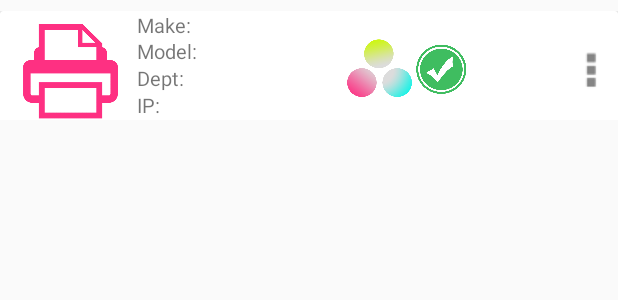
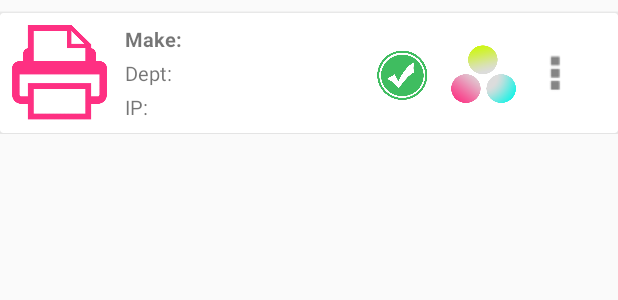
Before and after one commit to jmadrid1/Prinventory-Kotlin, an Android app: the layout list_row_printer.xml on its own in the app's theme, with its tools: preview values and no code run, on a phone screen of 412 x 824 dp. Shown: the top 300 px of the screen. Run offline under Robolectric (Android 15) with nearby library versions, the light colour scheme and no system bars.

Commit message:
Changed list_row_printer's layout to ConstraintLayout for Printer Activity's Recyclerview items.

```diff
--- a/app/src/main/res/layout/list_row_printer.xml
+++ b/app/src/main/res/layout/list_row_printer.xml
@@ -1,16 +1,20 @@
 <?xml version="1.0" encoding="utf-8"?>
-<LinearLayout xmlns:android="http://schemas.android.com/apk/res/android"
+<android.support.constraint.ConstraintLayout
+    xmlns:android="http://schemas.android.com/apk/res/android"
     xmlns:app="http://schemas.android.com/apk/res-auto"
     android:orientation="vertical"
     android:layout_width="match_parent"
-    android:layout_height="80dp"
+    android:layout_height="89dp"
     android:paddingTop="7dp">
 
     <android.support.v7.widget.CardView
         android:layout_width="match_parent"
-        android:layout_height="80dp">
+        android:layout_height="80dp"
+        android:layout_marginTop="1dp"
+        android:orientation="vertical"
+        app:layout_constraintTop_toTopOf="parent">
 
-        <RelativeLayout
+        <android.support.constraint.ConstraintLayout
             android:layout_width="match_parent"
             android:layout_height="match_parent">
 
@@ -18,66 +22,85 @@
                 android:id="@+id/row_printer_icon"
                 android:layout_width="63dp"
                 android:layout_height="63dp"
-                android:layout_marginLeft="15dp"
-                android:layout_marginStart="15dp"
-                app:srcCompat="@drawable/ic_printer"
-                android:layout_alignBottom="@+id/row_printer_ip"
-                android:layout_alignParentLeft="true"
-                android:layout_alignParentStart="true" />
+                android:layout_marginStart="8dp"
+                android:layout_marginLeft="8dp"
+                android:layout_marginTop="8dp"
+                android:layout_marginBottom="8dp"
+                app:layout_constraintBottom_toBottomOf="parent"
+                app:layout_constraintStart_toStartOf="parent"
+                app:layout_constraintTop_toTopOf="parent"
+                app:layout_constraintVertical_bias="0.0"
+                app:srcCompat="@drawable/ic_printer" />
 
             <TextView
                 android:id="@+id/row_printer_make"
-                android:layout_width="188dp"
+                android:layout_width="wrap_content"
                 android:layout_height="wrap_content"
-                android:layout_alignParentLeft="true"
-                android:layout_alignParentStart="true"
-                android:layout_marginLeft="91dp"
-                android:layout_marginTop="0dp"
+                android:layout_marginStart="12dp"
+                android:layout_marginLeft="12dp"
+                android:layout_marginTop="8dp"
                 android:text="@string/list_printer_design_make"
-                android:textSize="13sp" />
-
-            <TextView
-                android:id="@+id/row_printer_model"
-                android:layout_width="188dp"
-                android:layout_height="wrap_content"
-                android:layout_marginLeft="91dp"
-                android:layout_marginTop="17dp"
-                android:text="@string/list_printer_design_model"
-                android:textSize="13sp" />
+                android:textSize="13sp"
+                android:textStyle="bold"
+                app:layout_constraintStart_toEndOf="@+id/row_printer_icon"
+                app:layout_constraintTop_toTopOf="parent" />
 
 
             <TextView
                 android:id="@+id/row_printer_dept"
-                android:layout_width="188dp"
+                android:layout_width="wrap_content"
                 android:layout_height="wrap_content"
-                android:layout_marginLeft="91dp"
-                android:layout_marginTop="35dp"
+                android:layout_marginStart="12dp"
+                android:layout_marginLeft="12dp"
+                android:layout_marginTop="8dp"
+                android:layout_marginBottom="8dp"
                 android:text="@string/list_printer_design_dept"
-                android:textSize="13sp" />
+                android:textSize="13sp"
+                app:layout_constraintBottom_toBottomOf="parent"
+                app:layout_constraintStart_toEndOf="@+id/row_printer_icon"
+                app:layout_constraintTop_toTopOf="parent" />
 
             <TextView
                 android:id="@+id/row_printer_ip"
-                android:layout_width="188dp"
+                android:layout_width="wrap_content"
                 android:layout_height="wrap_content"
-                android:layout_marginLeft="91dp"
-                android:layout_marginTop="53dp"
+                android:layout_marginStart="12dp"
+                android:layout_marginLeft="12dp"
+                android:layout_marginTop="8dp"
+                android:layout_marginBottom="8dp"
                 android:text="@string/list_printer_design_ip"
-                android:textSize="13sp" />
+                android:textSize="13sp"
+                app:layout_constraintBottom_toBottomOf="parent"
+                app:layout_constraintStart_toEndOf="@+id/row_printer_icon"
+                app:layout_constraintTop_toTopOf="parent"
+                app:layout_constraintVertical_bias="1.0" />
 
             <ImageView
                 android:id="@+id/row_printer_color"
                 android:layout_width="45dp"
                 android:layout_height="45dp"
-                android:layout_marginLeft="230dp"
-                android:layout_marginTop="16dp"
+                android:layout_marginTop="8dp"
+                android:layout_marginEnd="8dp"
+                android:layout_marginRight="8dp"
+                android:layout_marginBottom="8dp"
+                app:layout_constraintBottom_toBottomOf="parent"
+                app:layout_constraintEnd_toStartOf="@+id/row_printer_setting"
+                app:layout_constraintTop_toTopOf="parent"
+                app:layout_constraintVertical_bias="0.578"
                 app:srcCompat="@drawable/ic_toner_row_color" />
 
             <ImageView
                 android:id="@+id/row_printer_status"
                 android:layout_width="45dp"
                 android:layout_height="45dp"
-                android:layout_marginLeft="272dp"
-                android:layout_marginTop="16dp"
+                android:layout_marginTop="8dp"
+                android:layout_marginEnd="8dp"
+                android:layout_marginRight="8dp"
+                android:layout_marginBottom="8dp"
+                app:layout_constraintBottom_toBottomOf="parent"
+                app:layout_constraintEnd_toStartOf="@+id/row_printer_color"
+                app:layout_constraintTop_toTopOf="parent"
+                app:layout_constraintVertical_bias="0.578"
                 app:srcCompat="@drawable/ic_status_active" />
 
 
@@ -85,12 +108,17 @@
                 android:id="@+id/row_printer_setting"
                 android:layout_width="35dp"
                 android:layout_height="35dp"
-                android:layout_alignParentEnd="true"
-                android:layout_alignParentRight="true"
-                android:layout_centerVertical="true"
+                android:layout_marginTop="8dp"
+                android:layout_marginEnd="24dp"
+                android:layout_marginRight="24dp"
+                android:layout_marginBottom="8dp"
+                app:layout_constraintBottom_toBottomOf="parent"
+                app:layout_constraintEnd_toEndOf="parent"
+                app:layout_constraintTop_toTopOf="parent"
+                app:layout_constraintVertical_bias="0.517"
                 app:srcCompat="@drawable/ic_settings" />
 
-        </RelativeLayout>
+        </android.support.constraint.ConstraintLayout>
     </android.support.v7.widget.CardView>
 
-</LinearLayout>
+</android.support.constraint.ConstraintLayout>
```
